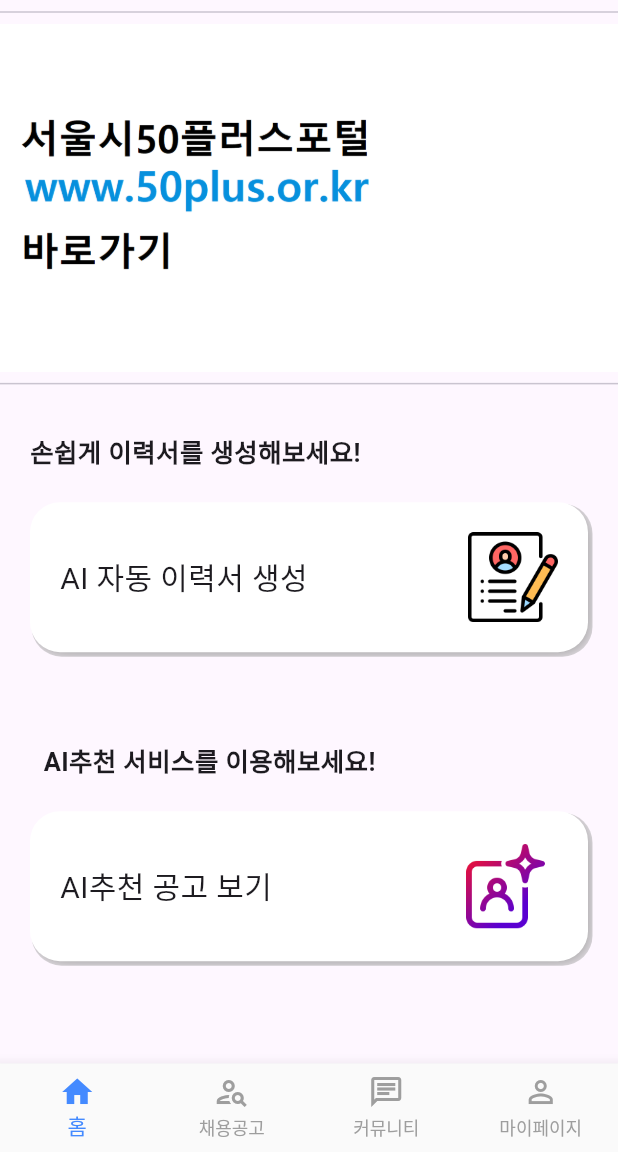
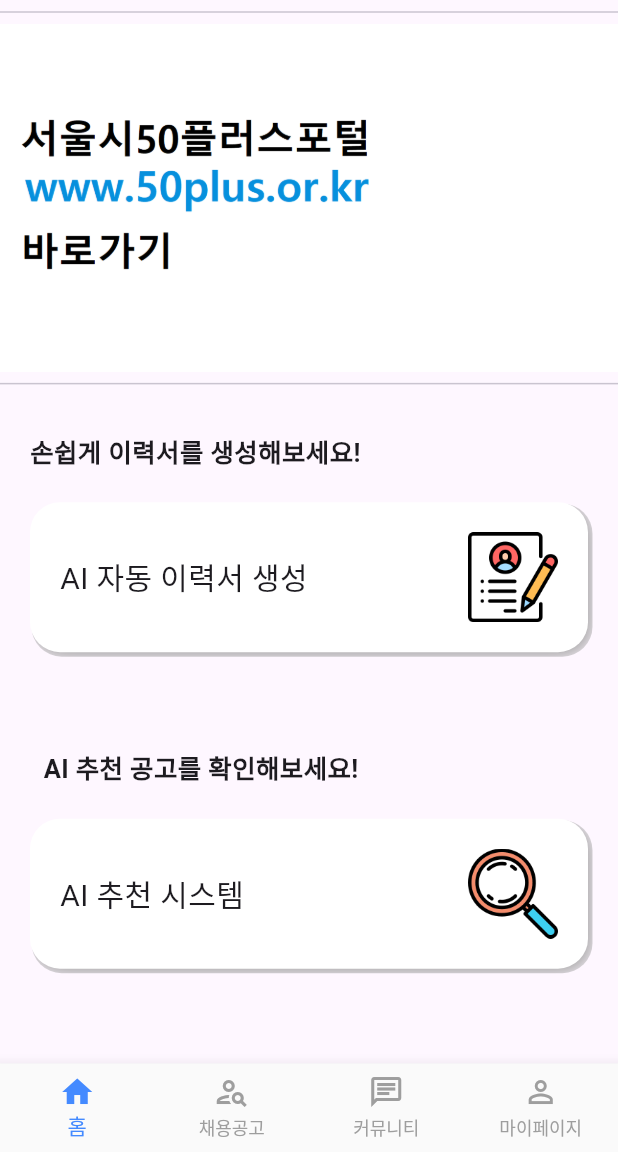
Before and after one commit to Jeha0101/halmoney, a Flutter app: the MyAppPage screen opened directly with empty values, on a phone screen of 412 x 824 dp, the part 84-1236 px from its top. Run offline on Flutter 3.47's test engine with Material 3 defaults, Android fonts, the phone set to English and light mode, and no system bars; drawn by our look-alikes of carousel_slider; our stand-ins replace cloud_firestore, equatable, file_picker, firebase_core, firebase_storage, flutter_bloc and 2 more; missing offline and left inert: desktop_drop; accounts and stored records are empty; Roboto replaces fonts that are missing (NanumGothic, NanumGothicBold, NanumGothicFamily).

Commit message:
내용기반추천시스템 틀 마련

```diff
--- a/lib/AI_pages/AI_select_cond_page.dart
+++ b/lib/AI_pages/AI_select_cond_page.dart
@@ -1,5 +1,5 @@
 import 'package:flutter/material.dart';
-import 'package:halmoney/AI_pages/AI_recomm_result_page.dart';
+import 'package:halmoney/AI_pages/cond_search_result_page.dart';
 import 'package:halmoney/pages/signup_pg_two.dart';
 import 'package:cloud_firestore/cloud_firestore.dart';
 
@@ -74,7 +74,7 @@ class _AISelectCondPage extends State<AISelectCondPage> {
         if(filteredJobs.isNotEmpty){
           Navigator.push(
             context,
-            MaterialPageRoute(builder: (context) => AIRecommResultPage(jobs: filteredJobs))
+            MaterialPageRoute(builder: (context) => CondSearchResultPage(jobs: filteredJobs))
           );
         } else {
           print('No matching jobs found');
@@ -251,7 +251,7 @@ class ChooseTimeButton extends StatefulWidget {
 
 class _ChooseTimeButton extends State<ChooseTimeButton> {
   var workdays = ['주6일', '주5일', '주4일', '주3일', '주2일', '주1일',
-  '월~일', '월~토', '월~금', '주말(토,일)', '상관없음'];
+  '월~일', '월~토', '월~금', '주말(토,일)', '기타'];
 
 
   void toggleSkill(String time) {
@@ -314,7 +314,7 @@ class ChoosePayButton extends StatefulWidget {
 }
 
 class _ChoosePayButton extends State<ChoosePayButton> {
-  var payment = ['월급', '주급', '시급', '시간제', '상관없음'];
+  var payment = ['월급', '주급', '시급', '시간제', '기타'];
 
   void toggleSkill(String pay) {
     setState(() {
--- a/lib/main.dart
+++ b/lib/main.dart
@@ -1,4 +1,5 @@
 import 'package:flutter/material.dart';
+import 'package:halmoney/AI_pages/AI_recomm_page.dart';
 import 'package:halmoney/AI_pages/AI_select_cond_page.dart';
 import 'package:halmoney/myAppPage.dart';
 import 'package:halmoney/pages/login_page.dart';
@@ -20,7 +21,7 @@ void main() async {
 class MyApp extends StatelessWidget {
   const MyApp({super.key});
 
-  final String id ='sum0304';
+  //final String id ='sumin1234';
 
   // This widget is the root of your application.
   @override
@@ -40,7 +41,7 @@ class MyApp extends StatelessWidget {
         Locale('ko', ''), //Korean, no country code
       ],
       debugShowCheckedModeBanner:  false,
-      home: AISelectCondPage(id: id),
+      home: LoginPage(),
       // home: const SignupPgOne(),
       // initialRoute: "/login",
       // routes: {
--- a/lib/myAppPage.dart
+++ b/lib/myAppPage.dart
@@ -22,7 +22,7 @@ class MyAppState extends State<MyAppPage>{
     super.initState();
     _navIndex = [
       MyHomePage(id: widget.id),
-      const JobSearch(),
+      JobSearch(id: widget.id),
       const Communitypage(),
       const MyPageScreen(),
     ];
--- a/lib/pages/select_interest.dart
+++ b/lib/pages/select_interest.dart
@@ -149,8 +149,8 @@ class InterestButton extends StatefulWidget{
 
 class _InterestButton extends State<InterestButton>{
   //출력할 스킬 목록
-  var interests =['카페','요리','돌봄','교육','운전','아이','노인','영업','반려동물',
-  '고객상담','IT','청소','운동','생산','판매','서비스','방송','안전'];
+  var interests =['음료 조리','주방','요양','교사','운전','운동','노인','안내','반려동물',
+  '고객상담','IT','청소','사무','생산','판매','배달','방송','안전'];
   //선택한 스킬을 담을 LIST
   //List<String> skillList = List<String>();
 
--- a/lib/screens/home/home.dart
+++ b/lib/screens/home/home.dart
@@ -1,6 +1,7 @@
 import 'package:carousel_slider/carousel_slider.dart';
 import 'package:flutter/material.dart';
 import 'package:google_fonts/google_fonts.dart';
+import 'package:halmoney/AI_pages/AI_recomm_page.dart';
 import 'package:halmoney/AI_pages/AI_select_cond_page.dart';
 import 'package:halmoney/screens/map/mapPage.dart';
 
@@ -142,7 +143,78 @@ class MyHomePage extends StatelessWidget{
                   )
               ),
 
-              //AI 추천 공고 위젯
+              //AI 추천 시스템
+              Padding(
+                  padding: const EdgeInsets.only(left:20.0, right: 20.0,top: 20),
+                  child: Column(
+                    crossAxisAlignment: CrossAxisAlignment.start,
+                    children: [
+                      const SizedBox(height: 25,),
+                      // 위젯 설명 텍스트
+                      const Text(
+                        '  AI 추천 공고를 확인해보세요!',
+                        style: TextStyle(
+                          fontSize: 17,
+                          fontWeight: FontWeight.w600,
+                        ),
+                      ),
+                      const SizedBox(height: 20,),
+                      // 위젯 내부
+                      GestureDetector(
+                        onTap: (){
+                          Navigator.push(
+                            context,
+                            MaterialPageRoute(builder: (context) => AIRecommPage(id: id)),
+                          );
+                        },
+                        child: Container(
+                          padding: const EdgeInsets.all(20.0),
+                          height: 100,
+                          decoration: const BoxDecoration(
+                            color: Colors.white,
+                            borderRadius: BorderRadius.all(
+                              Radius.circular(20),
+                            ),
+                            boxShadow: [
+                              BoxShadow(
+                                color : Colors.grey,
+                                spreadRadius:1.0,
+                                blurRadius: 10.0,
+                                offset: Offset(2,2),
+                                blurStyle: BlurStyle.inner,
+                                // spreadRadius: 0.5,
+                                // blurRadius: 10,
+                                // offset: const Offset(2, 2),
+                              ),
+                            ],
+                          ),
+                          child: const Row(
+                            mainAxisAlignment: MainAxisAlignment.center,
+                            crossAxisAlignment: CrossAxisAlignment.center,
+                            children: [
+                              Text(
+                                'AI 추천 시스템',
+                                style: TextStyle(
+                                  fontSize: 20,
+                                ),
+                              ),
+                              Spacer(),
+                              Image(
+                                image: AssetImage('assets/images/search.png'),
+                                width: 60,
+                                height: 60,
+                                fit: BoxFit.contain,
+                              ),
+                            ],
+                          ),
+                        ),
+                      ),
+                      const SizedBox(height: 20,),
+                    ],
+                  )
+              ),
+
+              //맞춤 검색
               Padding(
                   padding: const EdgeInsets.only(left:20.0, right: 20.0, top: 20),
                   child: Column(
@@ -151,7 +223,7 @@ class MyHomePage extends StatelessWidget{
                       const SizedBox(height: 20,),
                       // 위젯 설명 텍스트
                       const Text(
-                        '  AI추천 서비스를 이용해보세요!',
+                        ' 원하는 조건을 설정해 검색해보세요!',
                         style: TextStyle(
                           fontSize: 17,
                           fontWeight: FontWeight.w600,
@@ -192,7 +264,7 @@ class MyHomePage extends StatelessWidget{
                             crossAxisAlignment: CrossAxisAlignment.center,
                             children: [
                               Text(
-                                'AI추천 공고 보기',
+                                '맞춤 검색 공고 보기',
                                 style: TextStyle(
                                   fontSize: 20,
                                 ),
@@ -213,76 +285,6 @@ class MyHomePage extends StatelessWidget{
                   )
               ),
 
-              //맞춤 검색 - 추천시스템
-              Padding(
-                  padding: const EdgeInsets.only(left:20.0, right: 20.0,top: 20),
-                  child: Column(
-                    crossAxisAlignment: CrossAxisAlignment.start,
-                    children: [
-                      const SizedBox(height: 25,),
-                      // 위젯 설명 텍스트
-                      const Text(
-                        '  맞춤 검색을 통해 원하는 일자리를 찾아보세요!',
-                        style: TextStyle(
-                          fontSize: 17,
-                          fontWeight: FontWeight.w600,
-                        ),
-                      ),
-                      const SizedBox(height: 20,),
-                      // 위젯 내부
-                      GestureDetector(
-                        onTap: (){
-                          Navigator.push(
-                            context,
-                            MaterialPageRoute(builder: (context) => const MapScreen()),
-                          );
-                        },
-                        child: Container(
-                          padding: const EdgeInsets.all(20.0),
-                          height: 100,
-                          decoration: const BoxDecoration(
-                            color: Colors.white,
-                            borderRadius: BorderRadius.all(
-                              Radius.circular(20),
-                            ),
-                            boxShadow: [
-                              BoxShadow(
-                                color : Colors.grey,
-                                spreadRadius:1.0,
-                                blurRadius: 10.0,
-                                offset: Offset(2,2),
-                                blurStyle: BlurStyle.inner,
-                                // spreadRadius: 0.5,
-                                // blurRadius: 10,
-                                // offset: const Offset(2, 2),
-                              ),
-                            ],
-                          ),
-                          child: const Row(
-                            mainAxisAlignment: MainAxisAlignment.center,
-                            crossAxisAlignment: CrossAxisAlignment.center,
-                            children: [
-                              Text(
-                                '맞춤 추천 시스템',
-                                style: TextStyle(
-                                  fontSize: 20,
-                                ),
-                              ),
-                              Spacer(),
-                              Image(
-                                image: AssetImage('assets/images/search.png'),
-                                width: 60,
-                                height: 60,
-                                fit: BoxFit.contain,
-                              ),
-                            ],
-                          ),
-                        ),
-                      ),
-                      const SizedBox(height: 20,),
-                    ],
-                  )
-              ),
 
               //지역 검색 위젯
               Padding(
```
Also changed, not shown: lib/AI_pages/AI_recomm_page.dart (added, +228 -0 lines), lib/AI_pages/cond_search_result_page.dart (renamed from lib/AI_pages/AI_recomm_result_page.dart, +18 -9 lines), lib/JobSearch_pages/JobList_widget.dart (+33 -1 lines), lib/JobSearch_pages/JobSearch_main_page.dart (+26 -5 lines), lib/Recruit_detail_pages/Recruit_main_page.dart (+5 -4 lines), lib/pages/select_place.dart (+19 -6 lines), pubspec.yaml (+144 -0 lines), pubspec.lock, 3 other files.
